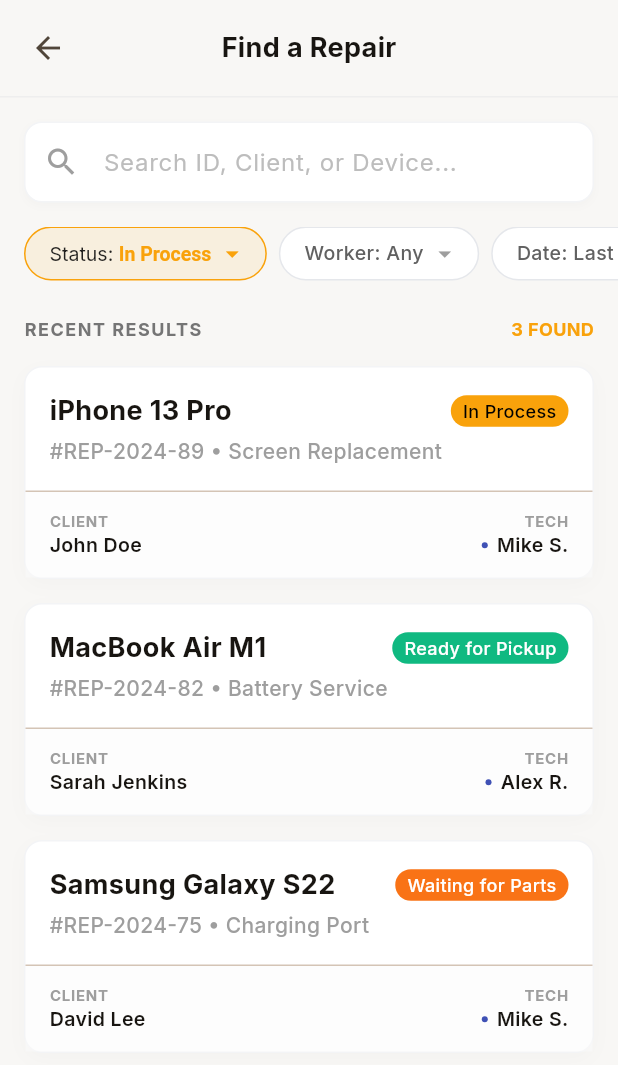
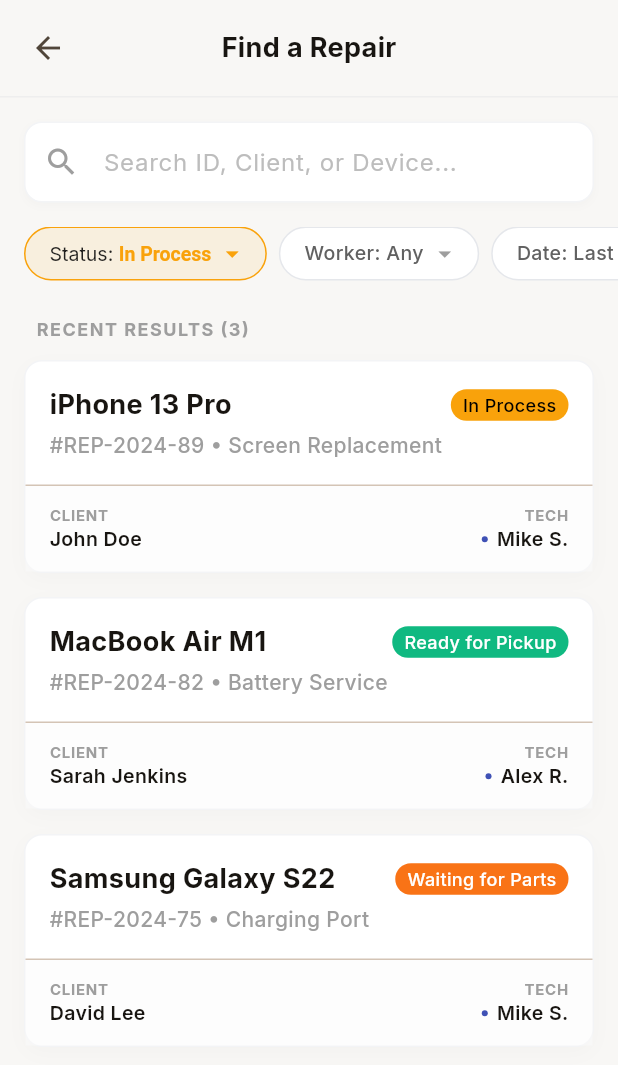
Before and after one commit to Gt710/lionstore-frontend, a Flutter app: the SearchTicketPage screen opened directly, on a phone screen of 412 x 824 dp. Shown: the top 1065 px of the screen. Run offline on Flutter 3.47's test engine with Material 3 defaults, Android fonts, the phone set to English and light mode, and no system bars; our stand-ins replace google_fonts.

Commit message:
Fix some UI

```diff
--- a/lib/presentation/pages/admin_profile_page.dart
+++ b/lib/presentation/pages/admin_profile_page.dart
@@ -99,7 +99,7 @@
                       size: 14,
                       color: AppColors.primary,
                     ),
-                    const SizedBox(width: 4),
+                    SizedBox(width: 4),
                     Text(
                       'ADMINISTRATOR',
                       style: TextStyle(
--- a/lib/presentation/pages/search_ticket_page.dart
+++ b/lib/presentation/pages/search_ticket_page.dart
@@ -93,28 +93,18 @@
 
             // Section Header
             Padding(
-              padding: const EdgeInsets.fromLTRB(16, 8, 16, 16),
-              child: Row(
-                mainAxisAlignment: MainAxisAlignment.spaceBetween,
-                children: [
-                  Text(
-                    'RECENT RESULTS',
-                    style: TextStyle(
-                      fontSize: 12,
-                      fontWeight: FontWeight.bold,
-                      color: isDark ? Colors.grey[500] : Colors.grey[600],
-                      letterSpacing: 1,
-                    ),
+              padding: const EdgeInsets.only(left: 24, top: 8, bottom: 12),
+              child: Align(
+                alignment: Alignment.centerLeft,
+                child: Text(
+                  'RECENT RESULTS (${_filteredResults.length})',
+                  style: TextStyle(
+                    fontSize: 12,
+                    fontWeight: FontWeight.bold,
+                    color: Colors.grey[500],
+                    letterSpacing: 1,
                   ),
-                  Text(
-                    '${_filteredResults.length} FOUND',
-                    style: const TextStyle(
-                      color: AppColors.primary,
-                      fontSize: 12,
-                      fontWeight: FontWeight.bold,
-                    ),
-                  ),
-                ],
+                ),
               ),
             ),
 
```
Also changed, not shown: lib/presentation/pages/team_management_page.dart (+7 -8 lines), 1 other file.
